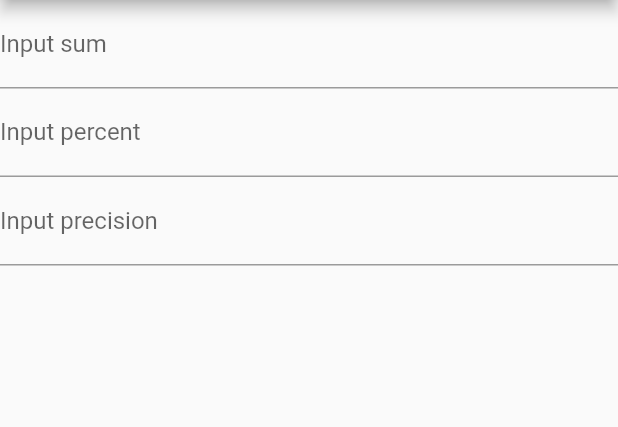
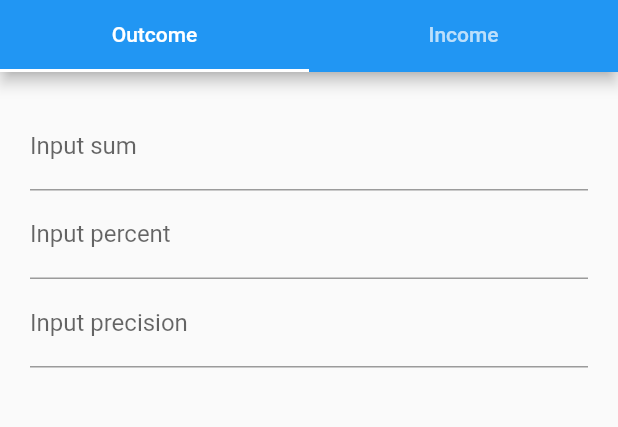
Before and after one commit to GitVVV/q_calc, a Flutter app: the screen it shows after launch, on a phone screen of 412 x 824 dp, the part 84-511 px from its top. Run offline on Flutter 3.47's test engine with Material 2 defaults, Android fonts, the phone set to English and light mode, and no system bars.

Commit message:
Add tabs

```diff
--- a/lib/calculation_screen.dart
+++ b/lib/calculation_screen.dart
@@ -6,19 +6,17 @@ import 'exceptions.dart';
 
 
 class CalculationScreen extends StatefulWidget {
-  final CalculationType _type;
+  final CalculationType type;
 
-  CalculationScreen(this._type);
+  const CalculationScreen(this.type, {Key key}): super(key: key);
 
   @override
-  _CalculationScreenState createState() => _CalculationScreenState(_type);
+  _CalculationScreenState createState() => _CalculationScreenState(type);
 }
 
 class _CalculationScreenState extends State<CalculationScreen> {
 
-  CalculationType _type;
-  var _incomeCalc = IncomeCalculator();
-  var _outcomeCalc = OutcomeCalculator();
+  var _calc;
 
   final _sumController = TextEditingController();
   final _percentController = TextEditingController();
@@ -27,13 +25,14 @@ class _CalculationScreenState extends State<CalculationScreen> {
   String result;
 
   _CalculationScreenState(CalculationType type) {
-    _type = type;
-    if (_type == null) {
-      _type = CalculationType.INCOME;
-    }
+    this._calc = type == CalculationType.OUTCOME ? OutcomeCalculator() : IncomeCalculator();
+
+    _sumController.addListener(_calculate);
+    _precisionController.addListener(_calculate);
+    _percentController.addListener(_calculate);
   }
 
-  void _calc() {
+  void _calculate() {
     double sum = _sumController.text.isEmpty ? 0 : double.parse(_sumController.text);
     sum = sum == null ? 0 : sum;
 
@@ -44,9 +43,8 @@ class _CalculationScreenState extends State<CalculationScreen> {
     percent = percent == null ? 0 : percent;
 
     try {
-      var calculator = _type == CalculationType.INCOME ? _incomeCalc : _outcomeCalc;
       setState(() {
-        result = calculator.calcQuantity(sum, percent).toStringAsFixed(precision);
+        result = _calc.calcQuantity(sum, percent).toStringAsFixed(precision);
       });
     } on UnreachableValue {
       setState(() {
@@ -55,14 +53,6 @@ class _CalculationScreenState extends State<CalculationScreen> {
     }
   }
 
-  @override
-  void initState() {
-    super.initState();
-
-    _sumController.addListener(_calc);
-    _precisionController.addListener(_calc);
-    _percentController.addListener(_calc);
-  }
 
   @override
   void dispose() {
@@ -75,6 +65,8 @@ class _CalculationScreenState extends State<CalculationScreen> {
   @override
   Widget build(BuildContext context) {
     return Form(
+        child: Padding(
+          padding: EdgeInsets.all(20),
           child: Column(
             children: <Widget>[
               TextFormField(
@@ -95,9 +87,18 @@ class _CalculationScreenState extends State<CalculationScreen> {
                 keyboardType:
                 TextInputType.numberWithOptions(decimal: false, signed: false),
               ),
-          Text(result != null ? result : ""),
+              Padding(
+                padding: EdgeInsets.only(top: 20),
+                child: Text(
+                    result != null ? result : "",
+                  style: TextStyle(
+                    fontSize: 24.0,
+                  ),
+                ),
+              ),
             ],
           ),
+        )
     );
   }
 }
--- a/lib/logic/calculator.dart
+++ b/lib/logic/calculator.dart
@@ -2,15 +2,13 @@ import '../exceptions.dart';
 
 abstract class QuantityCalculator {
   double calcQuantity(double amount, double percentLoss);
-}
 
-abstract class BaseQuantityCalculator extends QuantityCalculator {
   bool isValueIncorrect(double value) {
     return value < 0 || value.isInfinite || value.isNaN;
   }
 }
 
-class IncomeCalculator extends BaseQuantityCalculator {
+class IncomeCalculator extends QuantityCalculator {
 
   @override
   double calcQuantity(double amount, double percentLoss) {
@@ -22,7 +20,7 @@ class IncomeCalculator extends BaseQuantityCalculator {
   }
 }
 
-class OutcomeCalculator extends BaseQuantityCalculator {
+class OutcomeCalculator extends QuantityCalculator {
 
   @override
   double calcQuantity(double amount, double percentLoss) {
--- a/lib/main.dart
+++ b/lib/main.dart
@@ -14,12 +14,31 @@ class MyApp extends StatelessWidget {
       theme: ThemeData(
         primarySwatch: Colors.blue,
       ),
-      home: Scaffold(
-        appBar: AppBar(
-          title: Text('Q Calc'),
-        ),
-        body: CalculationScreen(
-          CalculationType.OUTCOME
+      home: DefaultTabController(
+        length: 2,
+        initialIndex: 0,
+        child: Scaffold(
+          appBar: AppBar(
+            title: Text('Q Calc'),
+            bottom: TabBar(
+              tabs: <Widget>[
+                Tab(
+                  text: "Outcome",
+                ),
+                Tab(
+                  text: "Income",
+                ),
+              ],
+            ),
+          ),
+          body: TabBarView(
+            children: [
+//              Icon(Icons.directions_car),
+//              Icon(Icons.directions_transit),
+              CalculationScreen(CalculationType.OUTCOME),
+              CalculationScreen(CalculationType.INCOME),
+            ],
+          ),
         ),
       ),
     );
```
Also changed, not shown: lib/generated/i18n.dart, pubspec.lock, 5 other files. Lines whose indentation alone changed are shown as unchanged.
